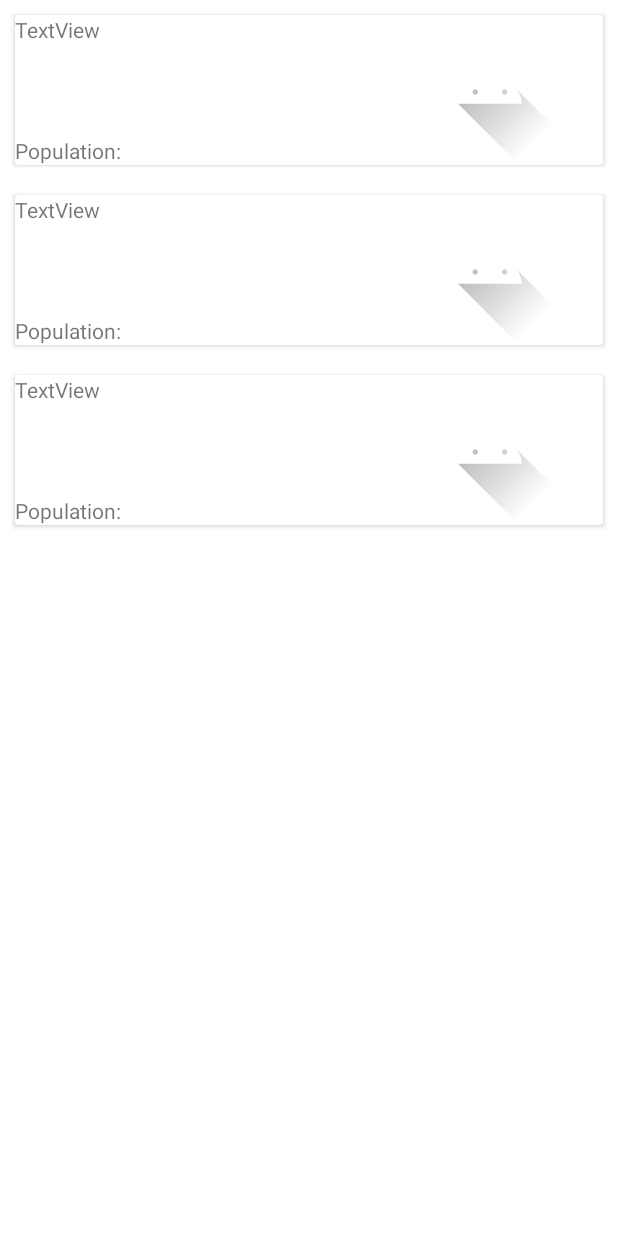
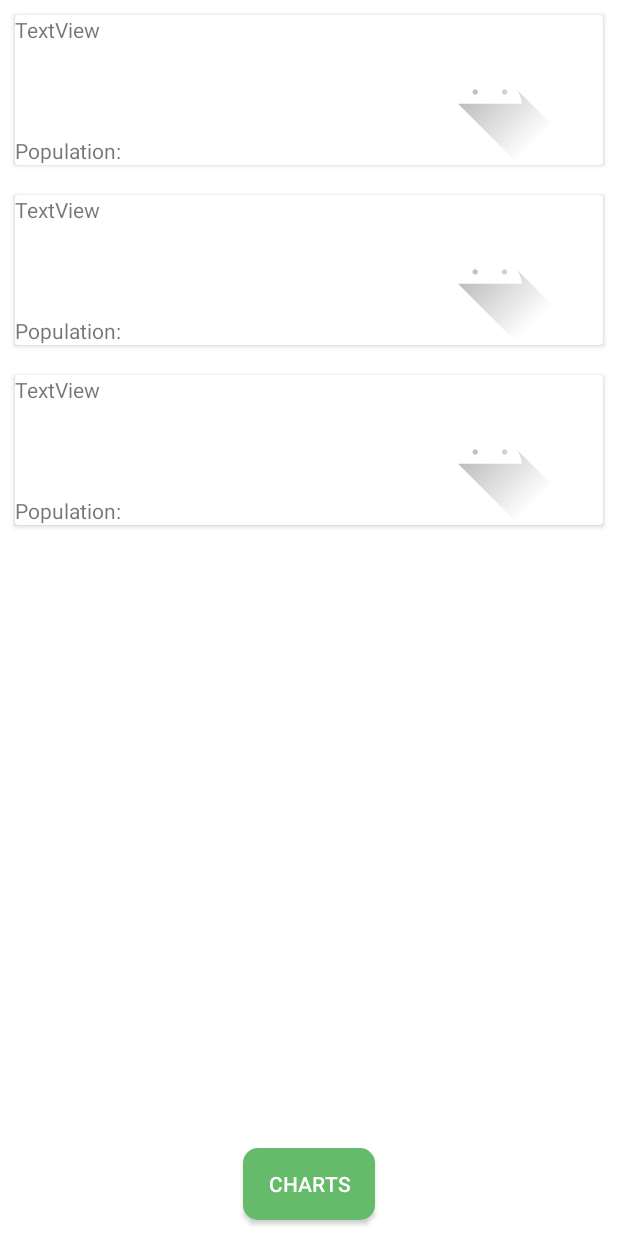
Before and after one commit to pank-su/Train-app, an Android app: the layout activity_countries.xml on its own in the app's theme, with its tools: preview values and no code run, on a phone screen of 412 x 824 dp. Run offline under Robolectric (Android 15) with nearby library versions, the phone set to English and light mode, and no system bars; network calls fail.

Commit message:
Добавлена библиотека для работы с графиками и информация о странах передаётся между фреймами.

```diff
--- a/app/build.gradle
+++ b/app/build.gradle
@@ -34,7 +34,9 @@ android {
     }
 }
 
+
 dependencies {
+    implementation 'com.github.PhilJay:MPAndroidChart:v3.1.0'
     // Coroutines to make the HTTP requests asynchronous(In the background thread)
     implementation 'org.jetbrains.kotlinx:kotlinx-coroutines-android:1.3.9'
 
@@ -43,14 +45,14 @@ dependencies {
     implementation 'com.squareup.picasso:picasso:2.71828'
     // Okhttp3 for the POST requests
     implementation 'com.squareup.okhttp3:okhttp:4.9.0'
-
     implementation 'androidx.core:core-ktx:1.7.0'
     implementation 'androidx.appcompat:appcompat:1.3.1'
     implementation 'com.google.android.material:material:1.4.0'
     implementation 'androidx.constraintlayout:constraintlayout:2.1.1'
     implementation 'androidx.navigation:navigation-fragment-ktx:2.3.5'
     implementation 'androidx.navigation:navigation-ui-ktx:2.3.5'
-    testImplementation 'junit:junit:4.+'
+    testImplementation 'junit:junit:4.13.2'
     androidTestImplementation 'androidx.test.ext:junit:1.1.3'
     androidTestImplementation 'androidx.test.espresso:espresso-core:3.4.0'
+
 }
--- a/app/src/main/res/layout/activity_countries.xml
+++ b/app/src/main/res/layout/activity_countries.xml
@@ -10,9 +10,23 @@
         android:id="@+id/country"
         android:layout_width="0dp"
         android:layout_height="0dp"
+        android:layout_marginBottom="70dp"
         app:layout_constraintBottom_toBottomOf="parent"
         app:layout_constraintEnd_toEndOf="parent"
         app:layout_constraintStart_toStartOf="parent"
         app:layout_constraintTop_toTopOf="parent"
         tools:listitem="@layout/activity_country" />
+
+    <Button
+        android:id="@+id/button4"
+        android:layout_width="wrap_content"
+        android:layout_height="wrap_content"
+        android:background="@drawable/i_want_border_radius"
+        android:onClick="OnClick"
+        android:text="Charts"
+        android:textColor="@color/white"
+        app:layout_constraintBottom_toBottomOf="parent"
+        app:layout_constraintEnd_toEndOf="parent"
+        app:layout_constraintStart_toStartOf="parent"
+        app:layout_constraintTop_toBottomOf="@+id/country" />
 </androidx.constraintlayout.widget.ConstraintLayout>
--- a/build.gradle
+++ b/build.gradle
@@ -3,16 +3,18 @@ buildscript {
     repositories {
         google()
         mavenCentral()
+        mavenLocal()
     }
     dependencies {
         classpath "com.android.tools.build:gradle:7.0.2"
-        classpath "org.jetbrains.kotlin:kotlin-gradle-plugin:1.6.0"
+        classpath 'org.jetbrains.kotlin:kotlin-gradle-plugin:1.6.10'
 
         // NOTE: Do not place your application dependencies here; they belong
         // in the individual module build.gradle files
     }
 }
 
+
 task clean(type: Delete) {
     delete rootProject.buildDir
 }
--- a/settings.gradle
+++ b/settings.gradle
@@ -3,7 +3,7 @@ dependencyResolutionManagement {
     repositories {
         google()
         mavenCentral()
-        jcenter() // Warning: this repository is going to shut down soon
+        maven { url 'https://jitpack.io' }
     }
 }
 rootProject.name = "My Application"
```
Also changed, not shown: app/src/main/AndroidManifest.xml (+15 -5 lines), app/src/main/java/com/example/myapplication/CountriesActivity.kt (+11 -5 lines), app/src/main/java/com/example/myapplication/charts.kt (added, +12 -0 lines), app/src/main/res/layout/activity_charts.xml (added, +54 -0 lines).
